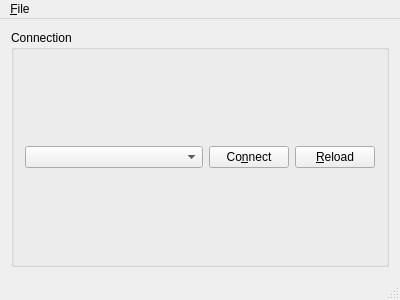
Qt form mainwindow.ui (krkruk/QDCMotorController) before a commit.
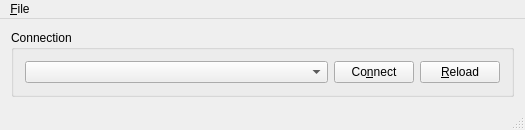
The same form after that commit.

Diff of the .ui file:
```diff
--- a/mainwindow.ui
+++ b/mainwindow.ui
@@ -6,8 +6,8 @@
    <rect>
     <x>0</x>
     <y>0</y>
-    <width>400</width>
-    <height>300</height>
+    <width>525</width>
+    <height>130</height>
    </rect>
   </property>
   <property name="windowTitle">
@@ -65,7 +65,7 @@
     <rect>
      <x>0</x>
      <y>0</y>
-     <width>400</width>
+     <width>525</width>
      <height>25</height>
     </rect>
    </property>
```
